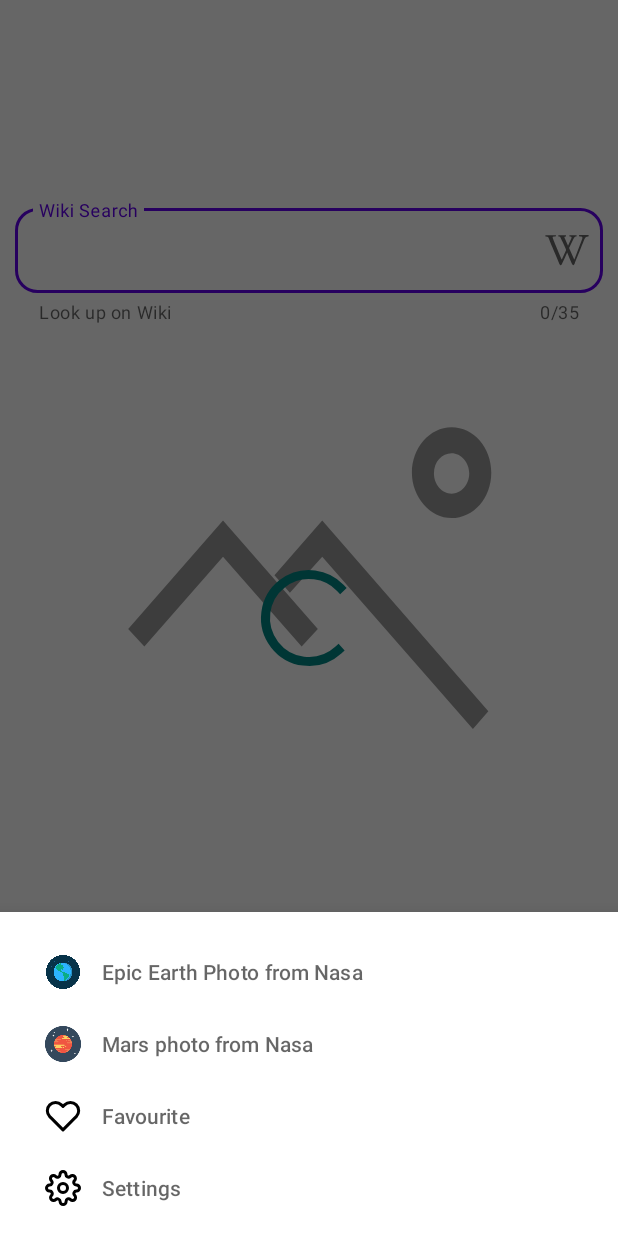
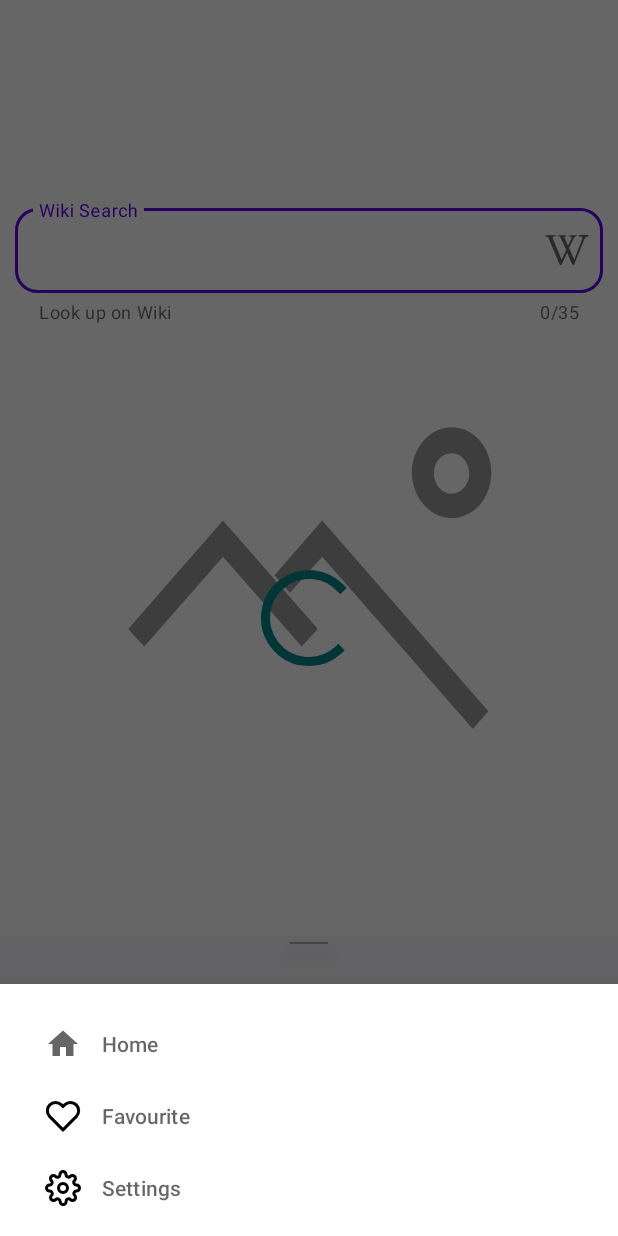
Before and after one commit to JuliaFalstaff/Nasa, an Android app: the fragment BottomNavigationDrawerFragment placed in its activity, on a phone screen of 412 x 824 dp. Run offline under Robolectric (Android 15) with nearby library versions, the phone set to English and light mode, and no system bars; pictures from the network do not load; Roboto replaces fonts that are not available here.

Commit message:
draft bottomNavigationDrawer

```diff
--- a/app/src/main/AndroidManifest.xml
+++ b/app/src/main/AndroidManifest.xml
@@ -20,6 +20,7 @@
         </activity>
 
         <activity android:name=".api.ApiActivity"/>
+        <activity android:name=".api.ActivityApiBottom"/>
         <meta-data
             android:name="preloaded_fonts"
             android:resource="@array/preloaded_fonts" />
--- a/app/src/main/java/com/example/nasaapp/view/picture/BottomNavigationDrawerFragment.kt
+++ b/app/src/main/java/com/example/nasaapp/view/picture/BottomNavigationDrawerFragment.kt
@@ -34,8 +34,7 @@ class BottomNavigationDrawerFragment : BottomSheetDialogFragment() {
             when (it.itemId) {
                 R.id.app_bar_fav -> Toast.makeText(context, getString(R.string.favourite), Toast.LENGTH_SHORT).show()
                 R.id.app_bar_settings -> openSettingsFragment()
-                R.id.app_bar_earth_epic -> Toast.makeText(context, getString(R.string.earth_epic), Toast.LENGTH_SHORT).show()
-                R.id.app_bar_mars -> Toast.makeText(context, getString(R.string.mars), Toast.LENGTH_SHORT).show()
+
             }
             true
         }
--- /dev/null
+++ b/app/src/main/res/drawable/ic_baseline_home_24.xml
@@ -0,0 +1,10 @@
+<vector xmlns:android="http://schemas.android.com/apk/res/android"
+    android:width="24dp"
+    android:height="24dp"
+    android:viewportWidth="24"
+    android:viewportHeight="24"
+    android:tint="?attr/colorControlNormal">
+  <path
+      android:fillColor="@android:color/white"
+      android:pathData="M10,20v-6h4v6h5v-8h3L12,3 2,12h3v8z"/>
+</vector>
--- a/app/src/main/res/menu/menu_bottom_navigation.xml
+++ b/app/src/main/res/menu/menu_bottom_navigation.xml
@@ -3,25 +3,19 @@
     xmlns:app="http://schemas.android.com/apk/res-auto">
 
     <item
-        android:id="@+id/app_bar_earth_epic"
-        android:icon="@drawable/ic_earth_new"
-        android:title="@string/earth_epic"
+        android:id="@+id/action_home"
+        android:icon="@drawable/ic_baseline_home_24"
+        android:title="@string/home"
         app:showAsAction="always" />
 
     <item
-        android:id="@+id/app_bar_mars"
-        android:icon="@drawable/ic_mars_new"
-        android:title="@string/mars"
-        app:showAsAction="always" />
-
-    <item
-        android:id="@+id/app_bar_fav"
+        android:id="@+id/action_fav"
         android:icon="@drawable/ic_favourite_menu"
         android:title="@string/favourite"
         app:showAsAction="always" />
 
     <item
-        android:id="@+id/app_bar_settings"
+        android:id="@+id/action_settings"
         android:icon="@drawable/ic_settings_menu"
         android:title="@string/settings"
         app:showAsAction="always" />
--- a/app/src/main/res/values/strings.xml
+++ b/app/src/main/res/values/strings.xml
@@ -25,4 +25,5 @@
     <string name="earth_tab">Earth</string>
     <string name="mars_tab">Mars</string>
     <string name="moon_tab">Moon</string>
+    <string name="home">Home</string>
 </resources>
```
Also changed, not shown: app/src/main/java/com/example/nasaapp/api/ApiActivity.kt (+28 -0 lines), app/src/main/java/com/example/nasaapp/view/FavouriteFragment.kt (added, +42 -0 lines), app/src/main/res/layout/activity_api.xml (+7 -0 lines).
